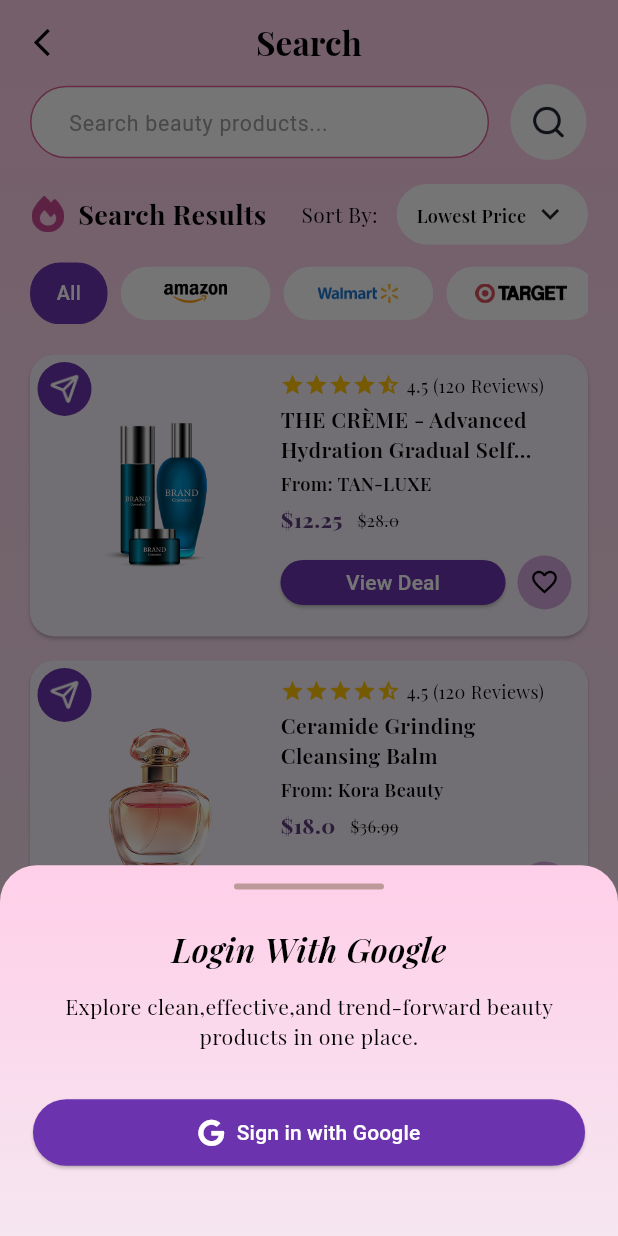
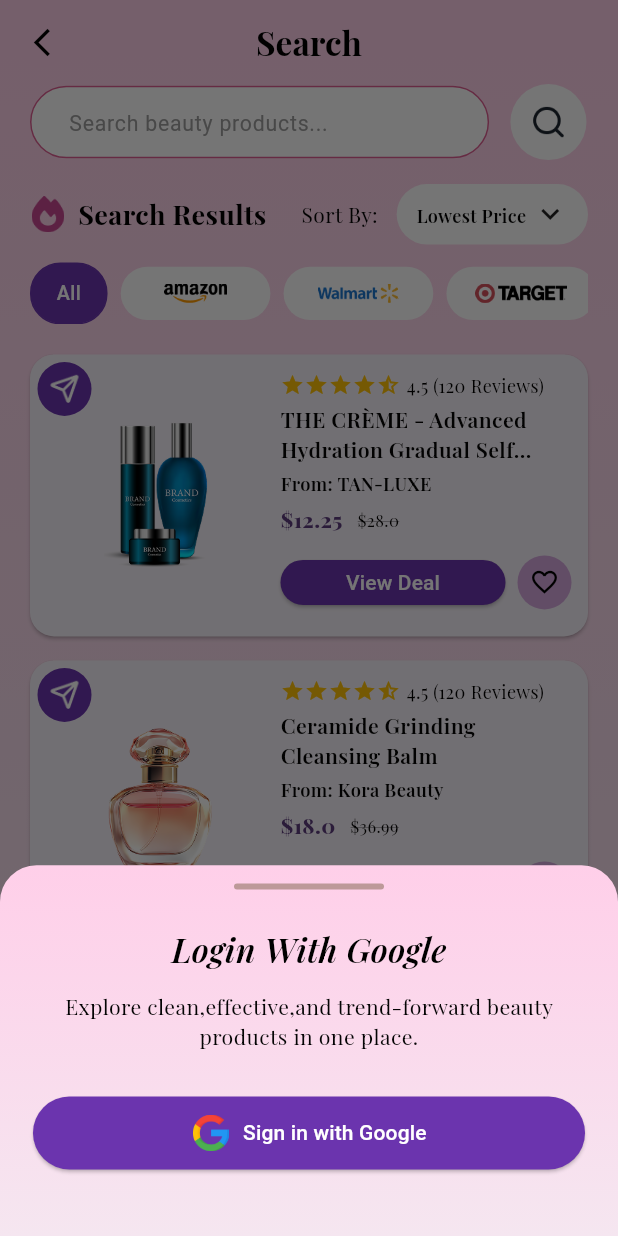
Before and after one commit to Softvence-Omega-Dev-Ninjas/the9thhour, a Flutter app: the SearchDealScreen screen opened by its route, after a tap on "View Deal", on a phone screen of 412 x 824 dp. Run offline on Flutter 3.47's test engine with Material 3 defaults, Android fonts, the phone set to English and light mode, and no system bars; our stand-ins replace flutter_easyloading, flutter_screenutil, font_awesome_flutter, get, google_fonts, image_picker and 1 more.

Commit message:
update all cover

```diff
--- a/lib/core/common/constants/iconpath.dart
+++ b/lib/core/common/constants/iconpath.dart
@@ -16,4 +16,6 @@
   static const String redhair = 'assets/icons/redhair.png';
   static const String lightskin = 'assets/icons/lightskin.png';
   static const String mediumskin = 'assets/icons/mediumskin.png';
+  static const String googleIcon = 'assets/icons/googleIcon.png';
+
 }
--- a/lib/features/search_deal/widgets/deal_card_widget.dart
+++ b/lib/features/search_deal/widgets/deal_card_widget.dart
@@ -419,9 +419,10 @@
                         // Implement Google Sign In Logic
                         Get.back();
                       },
-                      icon: const Icon(
-                        FontAwesomeIcons.google,
-                        color: Colors.white,
+                      icon: Image.asset(
+                        IconPath.googleIcon,
+                        width: 24.w,
+                        height: 24.h,
                       ),
                       label: const Text(
                         'Sign in with Google',
```
Also changed, not shown: lib/core/common/widgets/custom_secondary_button.dart (+5 -3 lines), assets/icons/googleIcon.png (added).
